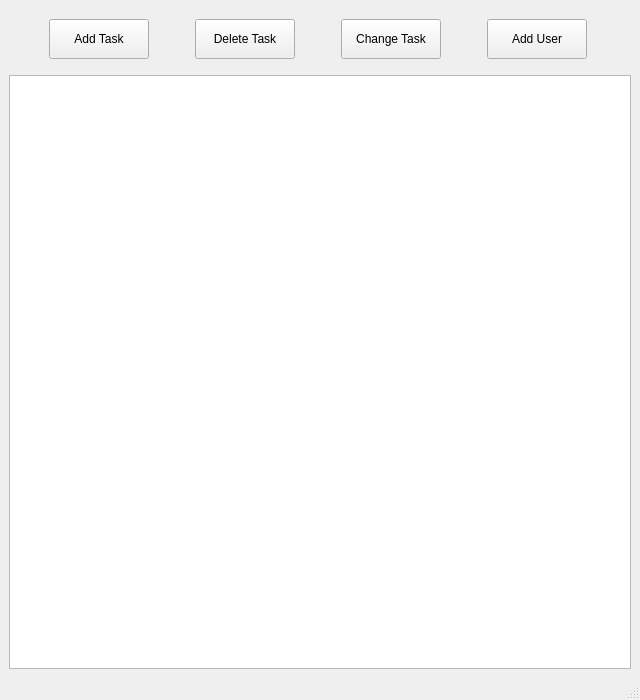
Old version of the form view/mainwindow.ui in the repository deutzfahrer-luki/GU_TASK_V2.
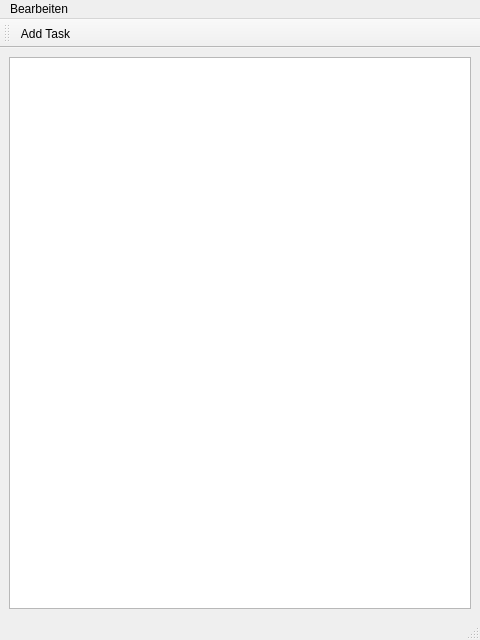
New version of the form. Icons and pictures are not drawn.

Patch:
```diff
--- a/view/mainwindow.ui
+++ b/view/mainwindow.ui
@@ -6,20 +6,20 @@
    <rect>
     <x>0</x>
     <y>0</y>
-    <width>640</width>
-    <height>700</height>
+    <width>480</width>
+    <height>640</height>
    </rect>
   </property>
   <property name="minimumSize">
    <size>
-    <width>640</width>
-    <height>700</height>
+    <width>480</width>
+    <height>640</height>
    </size>
   </property>
   <property name="maximumSize">
    <size>
-    <width>640</width>
-    <height>700</height>
+    <width>480</width>
+    <height>640</height>
    </size>
   </property>
   <property name="windowTitle">
@@ -28,131 +28,6 @@
   <widget class="QWidget" name="centralwidget">
    <layout class="QGridLayout" name="gridLayout">
     <item row="0" column="0">
-     <layout class="QGridLayout" name="gridLayout_3">
-      <property name="topMargin">
-       <number>10</number>
-      </property>
-      <property name="rightMargin">
-       <number>0</number>
-      </property>
-      <property name="bottomMargin">
-       <number>10</number>
-      </property>
-      <item row="0" column="2">
-       <widget class="QPushButton" name="ChangeTaskButton">
-        <property name="minimumSize">
-         <size>
-          <width>100</width>
-          <height>40</height>
-         </size>
-        </property>
-        <property name="maximumSize">
-         <size>
-          <width>100</width>
-          <height>40</height>
-         </size>
-        </property>
-        <property name="text">
-         <string>Change Task</string>
-        </property>
-        <property name="icon">
-         <iconset theme="QIcon::ThemeIcon::DocumentProperties"/>
-        </property>
-       </widget>
-      </item>
-      <item row="0" column="3">
-       <widget class="QPushButton" name="AddUserButton">
-        <property name="minimumSize">
-         <size>
-          <width>100</width>
-          <height>40</height>
-         </size>
-        </property>
-        <property name="maximumSize">
-         <size>
-          <width>100</width>
-          <height>40</height>
-         </size>
-        </property>
-        <property name="text">
-         <string>Add User</string>
-        </property>
-        <property name="icon">
-         <iconset theme="QIcon::ThemeIcon::ContactNew"/>
-        </property>
-        <property name="iconSize">
-         <size>
-          <width>25</width>
-          <height>25</height>
-         </size>
-        </property>
-       </widget>
-      </item>
-      <item row="0" column="1">
-       <widget class="QPushButton" name="DeleteTaskButton">
-        <property name="minimumSize">
-         <size>
-          <width>100</width>
-          <height>40</height>
-         </size>
-        </property>
-        <property name="maximumSize">
-         <size>
-          <width>100</width>
-          <height>40</height>
-         </size>
-        </property>
-        <property name="text">
-         <string>Delete Task</string>
-        </property>
-        <property name="icon">
-         <iconset theme="QIcon::ThemeIcon::EditDelete"/>
-        </property>
-        <property name="iconSize">
-         <size>
-          <width>25</width>
-          <height>25</height>
-         </size>
-        </property>
-       </widget>
-      </item>
-      <item row="0" column="0">
-       <widget class="QPushButton" name="AddTaskButton">
-        <property name="minimumSize">
-         <size>
-          <width>100</width>
-          <height>40</height>
-         </size>
-        </property>
-        <property name="maximumSize">
-         <size>
-          <width>100</width>
-          <height>40</height>
-         </size>
-        </property>
-        <property name="text">
-         <string>Add Task</string>
-        </property>
-        <property name="icon">
-         <iconset theme="QIcon::ThemeIcon::ListAdd"/>
-        </property>
-        <property name="iconSize">
-         <size>
-          <width>30</width>
-          <height>30</height>
-         </size>
-        </property>
-        <property name="checkable">
-         <bool>false</bool>
-        </property>
-        <property name="autoDefault">
-         <bool>false</bool>
-        </property>
-       </widget>
-      </item>
-     </layout>
-    </item>
-    <item row="3" column="0">
      <widget class="QTableView" name="tableView">
       <property name="sizePolicy">
        <sizepolicy hsizetype="Expanding" vsizetype="Expanding">
@@ -160,9 +35,6 @@
         <verstretch>0</verstretch>
        </sizepolicy>
       </property>
-      <property name="alternatingRowColors">
-       <bool>false</bool>
-      </property>
       <property name="selectionMode">
        <enum>QAbstractItemView::SelectionMode::SingleSelection</enum>
       </property>
@@ -175,18 +47,44 @@
       <attribute name="horizontalHeaderCascadingSectionResizes">
        <bool>false</bool>
       </attribute>
-      <attribute name="horizontalHeaderShowSortIndicator" stdset="0">
-       <bool>true</bool>
-      </attribute>
-      <attribute name="horizontalHeaderStretchLastSection">
-       <bool>true</bool>
-      </attribute>
      </widget>
     </item>
    </layout>
   </widget>
+  <widget class="QMenuBar" name="menubar">
+   <property name="geometry">
+    <rect>
+     <x>0</x>
+     <y>0</y>
+     <width>480</width>
+     <height>38</height>
+    </rect>
+   </property>
+   <widget class="QMenu" name="menuBearbeiten">
+    <property name="title">
+     <string>Bearbeiten</string>
+    </property>
+    <addaction name="actionAdd_Task"/>
+   </widget>
+   <addaction name="menuBearbeiten"/>
+  </widget>
   <widget class="QStatusBar" name="statusbar"/>
-  <action name="actionNew">
+  <widget class="QToolBar" name="toolBar">
+   <property name="windowTitle">
+    <string>toolBar</string>
+   </property>
+   <attribute name="toolBarArea">
+    <enum>TopToolBarArea</enum>
+   </attribute>
+   <attribute name="toolBarBreak">
+    <bool>false</bool>
+   </attribute>
+   <addaction name="actionAdd_Task_2"/>
+  </widget>
+  <action name="actionAdd_Task">
+   <property name="icon">
+    <iconset theme="QIcon::ThemeIcon::DocumentNew"/>
+   </property>
    <property name="text">
     <string>add</string>
    </property>
@@ -197,6 +95,14 @@
     <string>Ctrl+N</string>
    </property>
   </action>
+  <action name="actionAdd_Task_2">
+   <property name="text">
+    <string>Add Task</string>
+   </property>
+   <property name="menuRole">
+    <enum>QAction::MenuRole::NoRole</enum>
+   </property>
+  </action>
  </widget>
  <resources/>
  <connections/>
```
Left out of the diff: 5 changed lines with no effect on the pictures.
